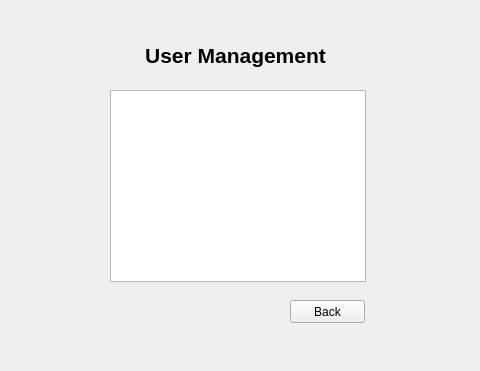
Qt form forms/administrator.ui (ZakyHermawan/QtPos) before a commit; both pictures show x 130 to 610 and y 0 to 371 of the 747 by 371 pixel window.
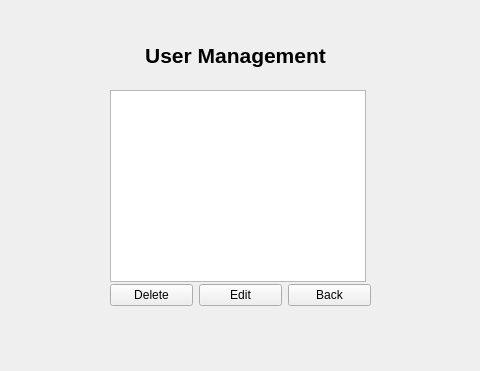
The same form after that commit. The open tabs and pages were chosen to show the change.

Commit message: Admin delete users

The edit to the form file:
```diff
--- a/forms/administrator.ui
+++ b/forms/administrator.ui
@@ -124,18 +124,38 @@
       <set>Qt::AlignCenter</set>
      </property>
     </widget>
-    <widget class="QPushButton" name="userBack">
+    <widget class="QWidget" name="horizontalLayoutWidget_2">
      <property name="geometry">
       <rect>
-       <x>420</x>
-       <y>300</y>
-       <width>75</width>
-       <height>23</height>
+       <x>240</x>
+       <y>280</y>
+       <width>261</width>
+       <height>31</height>
       </rect>
      </property>
-     <property name="text">
-      <string>Back</string>
-     </property>
+     <layout class="QHBoxLayout" name="horizontalLayout_2">
+      <item>
+       <widget class="QPushButton" name="deleteUser">
+        <property name="text">
+         <string>Delete</string>
+        </property>
+       </widget>
+      </item>
+      <item>
+       <widget class="QPushButton" name="pushButton_3">
+        <property name="text">
+         <string>Edit</string>
+        </property>
+       </widget>
+      </item>
+      <item>
+       <widget class="QPushButton" name="userBack">
+        <property name="text">
+         <string>Back</string>
+        </property>
+       </widget>
+      </item>
+     </layout>
     </widget>
    </widget>
    <widget class="QWidget" name="goods">
```
Left out of the diff: 2 changed lines with no effect on the pictures. The commit also changes 8 other files.
